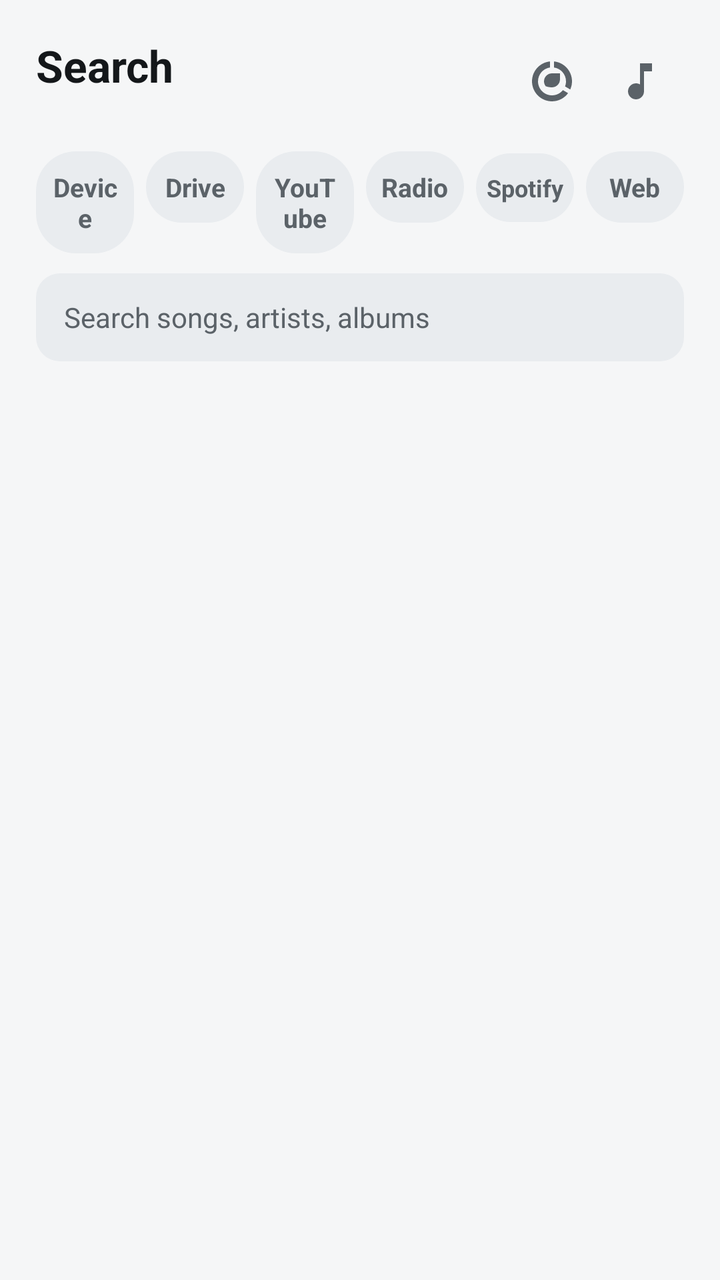
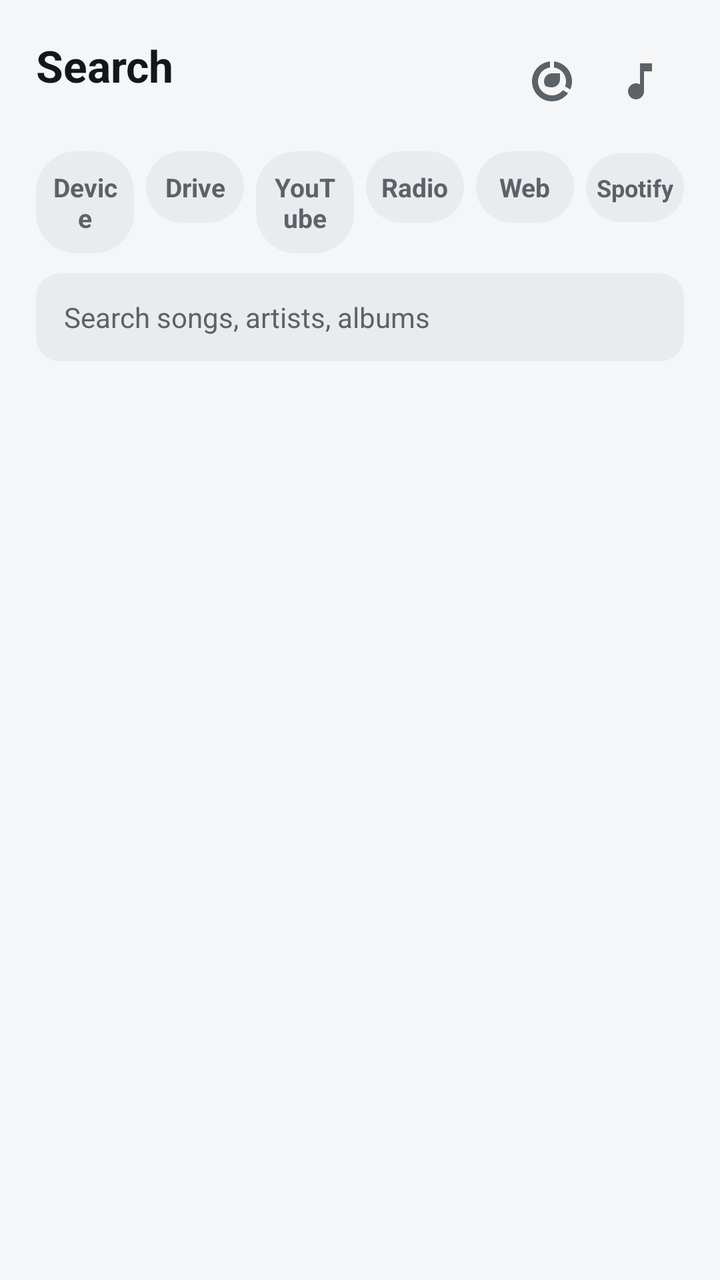

Compare the two renders of this Android layout. The source of the first and the diff that turns it into the second are given below.
<!-- AndroidManifest.xml: application theme Theme.FXSoundLite -->
<!-- res/layout/fragment_music.xml -->
<?xml version="1.0" encoding="utf-8"?>
<LinearLayout xmlns:android="http://schemas.android.com/apk/res/android"
    android:layout_width="match_parent"
    android:layout_height="match_parent"
    android:background="?attr/colorBg"
    android:orientation="vertical">

    <LinearLayout
        android:layout_width="match_parent"
        android:layout_height="wrap_content"
        android:orientation="vertical"
        android:paddingHorizontal="18dp"
        android:paddingTop="18dp"
        android:paddingBottom="8dp">

        
        <LinearLayout
            android:layout_width="match_parent"
            android:layout_height="wrap_content"
            android:gravity="center_vertical"
            android:orientation="horizontal">

            <LinearLayout
                android:layout_width="0dp"
                android:layout_height="wrap_content"
                android:layout_weight="1"
                android:orientation="vertical">

                <TextView
                    android:layout_width="wrap_content"
                    android:layout_height="wrap_content"
                    android:text="@string/music_title"
                    android:textColor="?attr/colorTextPrimary"
                    android:textSize="22sp"
                    android:textStyle="bold" />

                <TextView
                    android:id="@+id/musicCount"
                    android:layout_width="wrap_content"
                    android:layout_height="wrap_content"
                    android:textColor="?attr/colorTextSecondary"
                    android:textSize="12sp" />
            </LinearLayout>

            
            <TextView
                android:id="@+id/dataUsedText"
                android:layout_width="wrap_content"
                android:layout_height="wrap_content"
                android:layout_marginEnd="2dp"
                android:background="?android:attr/selectableItemBackground"
                android:padding="6dp"
                android:textColor="?attr/colorAccent"
                android:textSize="12sp"
                android:textStyle="bold"
                android:visibility="gone" />

            <ImageButton
                android:id="@+id/saverButton"
                android:layout_width="44dp"
                android:layout_height="44dp"
                android:background="?android:attr/selectableItemBackgroundBorderless"
                android:contentDescription="@string/saver_switch_label"
                android:padding="10dp"
                android:src="@drawable/ic_data_saver"
                android:tint="?attr/colorTextSecondary" />

            
            <ImageButton
                android:id="@+id/videoModeButton"
                android:layout_width="44dp"
                android:layout_height="44dp"
                android:background="?android:attr/selectableItemBackgroundBorderless"
                android:contentDescription="@string/video_mode_desc"
                android:padding="10dp"
                android:src="@drawable/ic_music"
                android:tint="?attr/colorTextSecondary" />
        </LinearLayout>

        
        <LinearLayout
            android:id="@+id/sourceTabs"
            android:layout_width="match_parent"
            android:layout_height="wrap_content"
            android:layout_marginTop="12dp"
            android:orientation="horizontal">

            <TextView
                android:id="@+id/tabLocal"
                android:layout_width="0dp"
                android:layout_height="wrap_content"
                android:layout_marginEnd="6dp"
                android:layout_weight="1"
                android:gravity="center"
                android:background="@drawable/chip_bg"
                android:clickable="true"
                android:focusable="true"
                android:paddingHorizontal="6dp"
                android:paddingVertical="9dp"
                android:text="@string/source_local"
                android:textColor="@color/chip_text_color"
                android:textSize="13sp"
                android:textStyle="bold" />
            <TextView
                android:id="@+id/tabDrive"
                android:layout_width="0dp"
                android:layout_height="wrap_content"
                android:layout_marginEnd="6dp"
                android:layout_weight="1"
                android:gravity="center"
                android:background="@drawable/chip_bg"
                android:clickable="true"
                android:focusable="true"
                android:paddingHorizontal="6dp"
                android:paddingVertical="9dp"
                android:text="@string/source_drive"
                android:textColor="@color/chip_text_color"
                android:textSize="13sp"
                android:textStyle="bold" />
            <TextView
                android:id="@+id/tabYoutube"
                android:layout_width="0dp"
                android:layout_height="wrap_content"
                android:layout_marginEnd="6dp"
                android:layout_weight="1"
                android:gravity="center"
                android:background="@drawable/chip_bg"
                android:clickable="true"
                android:focusable="true"
                android:paddingHorizontal="6dp"
                android:paddingVertical="9dp"
                android:text="@string/source_youtube"
                android:textColor="@color/chip_text_color"
                android:textSize="13sp"
                android:textStyle="bold" />
            <TextView
                android:id="@+id/tabTv"
                android:layout_width="0dp"
                android:layout_height="wrap_content"
                android:layout_marginEnd="6dp"
                android:layout_weight="1"
                android:gravity="center"
                android:background="@drawable/chip_bg"
                android:clickable="true"
                android:focusable="true"
                android:paddingHorizontal="6dp"
                android:paddingVertical="9dp"
                android:text="@string/source_tv"
                android:textColor="@color/chip_text_color"
                android:textSize="13sp"
                android:textStyle="bold"
                android:visibility="gone" />
            <TextView
                android:id="@+id/tabWeb"
                android:layout_width="0dp"
                android:layout_height="wrap_content"
                android:layout_marginEnd="6dp"
                android:layout_weight="1"
                android:gravity="center"
                android:background="@drawable/chip_bg"
                android:clickable="true"
                android:focusable="true"
                android:paddingHorizontal="6dp"
                android:paddingVertical="9dp"
                android:text="@string/source_web"
                android:textColor="@color/chip_text_color"
                android:textSize="13sp"
                android:textStyle="bold"
                android:visibility="gone" />
            <TextView
                android:id="@+id/tabRadio"
                android:layout_width="0dp"
                android:layout_height="wrap_content"
                android:layout_marginEnd="6dp"
                android:layout_weight="1"
                android:gravity="center"
                android:background="@drawable/chip_bg"
                android:clickable="true"
                android:focusable="true"
                android:paddingHorizontal="6dp"
                android:paddingVertical="9dp"
                android:text="@string/source_radio"
                android:textColor="@color/chip_text_color"
                android:textSize="13sp"
                android:textStyle="bold" />
            <TextView
                android:id="@+id/tabSpotify"
                android:layout_width="0dp"
                android:layout_height="wrap_content"
                android:layout_marginEnd="6dp"
                android:layout_weight="1"
                android:gravity="center"
                android:background="@drawable/chip_bg"
                android:clickable="true"
                android:focusable="true"
                android:maxLines="1"
                android:paddingHorizontal="2dp"
                android:paddingVertical="9dp"
                android:text="@string/source_spotify"
                android:textColor="@color/chip_text_color"
                android:textSize="12sp"
                android:textStyle="bold" />
            <TextView
                android:id="@+id/tabOnline"
                android:layout_width="0dp"
                android:layout_height="wrap_content"
                android:layout_marginEnd="0dp"
                android:layout_weight="1"
                android:gravity="center"
                android:background="@drawable/chip_bg"
                android:clickable="true"
                android:focusable="true"
                android:paddingHorizontal="6dp"
                android:paddingVertical="9dp"
                android:text="@string/source_online"
                android:textColor="@color/chip_text_color"
                android:textSize="13sp"
                android:textStyle="bold" />
        </LinearLayout>

        
        <TextView
            android:id="@+id/radioSourceButton"
            android:layout_width="wrap_content"
            android:layout_height="wrap_content"
            android:layout_marginTop="10dp"
            android:background="@drawable/chip_bg"
            android:clickable="true"
            android:focusable="true"
            android:paddingHorizontal="16dp"
            android:paddingVertical="8dp"
            android:textColor="@color/chip_text_color"
            android:textSize="13sp"
            android:textStyle="bold"
            android:visibility="gone" />

        

        <LinearLayout
            android:layout_width="match_parent"
            android:layout_height="wrap_content"
            android:layout_marginTop="10dp"
            android:gravity="center_vertical"
            android:orientation="horizontal">

            <EditText
                android:id="@+id/searchInput"
                android:layout_width="0dp"
                android:layout_height="44dp"
                android:layout_weight="1"
                android:background="@drawable/input_bg"
                android:hint="@string/music_search_hint"
                android:imeOptions="actionSearch"
                android:importantForAutofill="no"
                android:inputType="text"
                android:maxLines="1"
                android:paddingHorizontal="14dp"
                android:textColor="?attr/colorTextPrimary"
                android:textColorHint="?attr/colorTextSecondary"
                android:textSize="14sp" />

            
            <ImageButton
                android:id="@+id/filterButton"
                android:layout_width="44dp"
                android:layout_height="44dp"
                android:layout_marginStart="6dp"
                android:background="?android:attr/selectableItemBackgroundBorderless"
                android:contentDescription="@string/filter_title"
                android:padding="10dp"
                android:src="@drawable/ic_filter"
                android:tint="?attr/colorTextSecondary"
                android:visibility="gone" />

        </LinearLayout>
    </LinearLayout>

    <FrameLayout
        android:layout_width="match_parent"
        android:layout_height="0dp"
        android:layout_weight="1">

        <androidx.recyclerview.widget.RecyclerView
            android:id="@+id/trackList"
            android:layout_width="match_parent"
            android:layout_height="match_parent"
            android:clipToPadding="false"
            android:paddingBottom="74dp" />

        <ProgressBar
            android:id="@+id/searchProgress"
            style="?android:attr/progressBarStyle"
            android:layout_width="32dp"
            android:layout_height="32dp"
            android:layout_gravity="center"
            android:indeterminateTint="?attr/colorAccent"
            android:visibility="gone" />

        <LinearLayout
            android:id="@+id/emptyPanel"
            android:layout_width="match_parent"
            android:layout_height="match_parent"
            android:gravity="center"
            android:orientation="vertical"
            android:padding="32dp"
            android:visibility="gone">

            <TextView
                android:id="@+id/emptyText"
                android:layout_width="wrap_content"
                android:layout_height="wrap_content"
                android:gravity="center"
                android:textColor="?attr/colorTextSecondary"
                android:textSize="14sp" />

            <TextView
                android:id="@+id/actionButton"
                android:layout_width="wrap_content"
                android:layout_height="wrap_content"
                android:layout_marginTop="16dp"
                android:background="@drawable/eq_button_bg"
                android:clickable="true"
                android:focusable="true"
                android:paddingHorizontal="26dp"
                android:paddingVertical="10dp"
                android:text="@string/music_allow_access"
                android:textColor="?attr/colorOnAccent"
                android:textSize="14sp"
                android:textStyle="bold"
                android:visibility="gone" />
        </LinearLayout>
    </FrameLayout>

    
    <LinearLayout
        android:visibility="gone"
        android:layout_width="match_parent"
        android:layout_height="wrap_content"
        android:layout_margin="12dp"
        android:background="@drawable/card_bg"
        android:orientation="vertical"
        android:padding="14dp">

        <LinearLayout
            android:layout_width="match_parent"
            android:layout_height="wrap_content"
            android:gravity="center_vertical"
            android:orientation="horizontal">

            <ImageView
                android:id="@+id/nowArt"
                android:layout_width="52dp"
                android:layout_height="52dp"
                android:background="@drawable/art_bg"
                android:importantForAccessibility="no"
                android:padding="13dp"
                android:scaleType="centerCrop"
                android:src="@drawable/ic_music"
                android:tint="?attr/colorTextSecondary" />

            <LinearLayout
                android:layout_width="0dp"
                android:layout_height="wrap_content"
                android:layout_marginStart="12dp"
                android:layout_weight="1"
                android:orientation="vertical">

                <TextView
                    android:id="@+id/nowTitle"
                    android:layout_width="match_parent"
                    android:layout_height="wrap_content"
                    android:ellipsize="end"
                    android:maxLines="1"
                    android:text="@string/music_nothing_playing"
                    android:textColor="?attr/colorTextPrimary"
                    android:textSize="15sp"
                    android:textStyle="bold" />

                <TextView
                    android:id="@+id/nowArtist"
                    android:layout_width="match_parent"
                    android:layout_height="wrap_content"
                    android:layout_marginTop="2dp"
                    android:ellipsize="end"
                    android:maxLines="1"
                    android:textColor="?attr/colorTextSecondary"
                    android:textSize="12sp" />
            </LinearLayout>
        </LinearLayout>

        <SeekBar
            android:id="@+id/progressSeek"
            android:layout_width="match_parent"
            android:layout_height="wrap_content"
            android:layout_marginTop="8dp"
            android:progressTint="?attr/colorAccent"
            android:thumbTint="?attr/colorAccent" />

        <RelativeLayout
            android:layout_width="match_parent"
            android:layout_height="wrap_content"
            android:paddingHorizontal="4dp">

            <TextView
                android:id="@+id/timeElapsed"
                android:layout_width="wrap_content"
                android:layout_height="wrap_content"
                android:text="0:00"
                android:textColor="?attr/colorTextSecondary"
                android:textSize="11sp" />

            <TextView
                android:id="@+id/timeTotal"
                android:layout_width="wrap_content"
                android:layout_height="wrap_content"
                android:layout_alignParentEnd="true"
                android:text="0:00"
                android:textColor="?attr/colorTextSecondary"
                android:textSize="11sp" />
        </RelativeLayout>

        <LinearLayout
            android:layout_width="match_parent"
            android:layout_height="wrap_content"
            android:layout_marginTop="4dp"
            android:gravity="center"
            android:orientation="horizontal">

            <ImageButton
                android:id="@+id/shuffleButton"
                android:layout_width="48dp"
                android:layout_height="48dp"
                android:background="?android:attr/selectableItemBackgroundBorderless"
                android:contentDescription="@string/music_shuffle"
                android:padding="12dp"
                android:src="@drawable/ic_shuffle"
                android:tint="?attr/colorTextSecondary" />

            <ImageButton
                android:id="@+id/prevButton"
                android:layout_width="52dp"
                android:layout_height="52dp"
                android:background="?android:attr/selectableItemBackgroundBorderless"
                android:contentDescription="@string/music_previous"
                android:padding="12dp"
                android:src="@drawable/ic_prev"
                android:tint="?attr/colorTextPrimary" />

            <ImageButton
                android:id="@+id/playPauseButton"
                android:layout_width="60dp"
                android:layout_height="60dp"
                android:layout_marginHorizontal="6dp"
                android:background="@drawable/eq_button_bg"
                android:contentDescription="@string/music_play_pause"
                android:padding="16dp"
                android:src="@drawable/ic_play"
                android:tint="?attr/colorOnAccent" />

            <ImageButton
                android:id="@+id/nextButton"
                android:layout_width="52dp"
                android:layout_height="52dp"
                android:background="?android:attr/selectableItemBackgroundBorderless"
                android:contentDescription="@string/music_next"
                android:padding="12dp"
                android:src="@drawable/ic_next"
                android:tint="?attr/colorTextPrimary" />

            <ImageButton
                android:id="@+id/repeatButton"
                android:layout_width="48dp"
                android:layout_height="48dp"
                android:background="?android:attr/selectableItemBackgroundBorderless"
                android:contentDescription="@string/music_repeat"
                android:padding="12dp"
                android:src="@drawable/ic_repeat"
                android:tint="?attr/colorTextSecondary" />
        </LinearLayout>
    </LinearLayout>
</LinearLayout>
<!-- resources referenced by this layout -->
<resources>
  <!-- drawable art_bg (drawable) -->
  <?xml version="1.0" encoding="utf-8"?>
  <shape xmlns:android="http://schemas.android.com/apk/res/android">
      <solid android:color="?attr/colorSurfaceRaised" />
      <corners android:radius="10dp" />
  </shape>
  <!-- drawable card_bg (drawable) -->
  <?xml version="1.0" encoding="utf-8"?>
  <shape xmlns:android="http://schemas.android.com/apk/res/android">
      <solid android:color="?attr/colorSurface" />
      <corners android:radius="16dp" />
  </shape>
  <!-- drawable eq_button_bg (drawable) -->
  <?xml version="1.0" encoding="utf-8"?>
  <shape xmlns:android="http://schemas.android.com/apk/res/android"
      android:shape="rectangle">
      <solid android:color="?attr/colorAccent" />
      <corners android:radius="20dp" />
  </shape>
  <!-- drawable ic_filter (drawable) -->
  <vector xmlns:android="http://schemas.android.com/apk/res/android"
      android:width="24dp"
      android:height="24dp"
      android:viewportWidth="24"
      android:viewportHeight="24">
      <path
          android:fillColor="#FFFFFFFF"
          android:pathData="M10,18h4v-2h-4v2zM3,6v2h18L21,6L3,6zM6,13h12v-2L6,11v2z" />
  </vector>
  <!-- drawable ic_next (drawable) -->
  <vector xmlns:android="http://schemas.android.com/apk/res/android"
      android:width="24dp"
      android:height="24dp"
      android:viewportWidth="24"
      android:viewportHeight="24">
      <path
          android:fillColor="#FFFFFFFF"
          android:pathData="M6,18l8.5,-6L6,6v12zM16,6v12h2V6h-2z" />
  </vector>
  <!-- drawable ic_play (drawable) -->
  <vector xmlns:android="http://schemas.android.com/apk/res/android"
      android:width="24dp"
      android:height="24dp"
      android:viewportWidth="24"
      android:viewportHeight="24">
      <path
          android:fillColor="#FFFFFFFF"
          android:pathData="M8,5v14l11,-7z" />
  </vector>
  <!-- drawable ic_prev (drawable) -->
  <vector xmlns:android="http://schemas.android.com/apk/res/android"
      android:width="24dp"
      android:height="24dp"
      android:viewportWidth="24"
      android:viewportHeight="24">
      <path
          android:fillColor="#FFFFFFFF"
          android:pathData="M6,6h2v12H6zm3.5,6l8.5,6V6z" />
  </vector>
  <!-- drawable input_bg (drawable) -->
  <?xml version="1.0" encoding="utf-8"?>
  <shape xmlns:android="http://schemas.android.com/apk/res/android">
      <solid android:color="?attr/colorSurfaceRaised" />
      <corners android:radius="12dp" />
  </shape>
  <string name="filter_title">Filter</string>
  <string name="music_allow_access">Allow access</string>
  <string name="music_next">Next</string>
  <string name="music_nothing_playing">Nothing playing</string>
  <string name="music_play_pause">Play / pause</string>
  <string name="music_previous">Previous</string>
  <string name="music_repeat">Repeat</string>
  <string name="music_search_hint">Search songs, artists, albums</string>
  <string name="music_shuffle">Shuffle</string>
  <string name="music_title">Search</string>
  <string name="saver_switch_label">Data saver</string>
  <string name="source_drive">Drive</string>
  <string name="source_local">Device</string>
  <string name="source_online">Web</string>
  <string name="source_radio">Radio</string>
  <string name="source_spotify">Spotify</string>
  <string name="source_tv">TV</string>
  <string name="source_web">Web</string>
  <string name="source_youtube">YouTube</string>
  <string name="video_mode_desc">Audio / video mode</string>
  <color name="accent_default">#000000</color>
  <color name="light_bg">#F5F6F7</color>
  <color name="light_surface">#FFFFFF</color>
  <color name="light_surface_raised">#E9ECEF</color>
  <color name="light_text_primary">#14171A</color>
  <color name="light_text_secondary">#5B6268</color>
  <color name="light_divider">#DCE0E3</color>
  <color name="light_track_bg">#D6DADE</color>
  <color name="danger">#FF6B6B</color>
  <color name="light_on_accent">#0E1013</color>
  <!-- unchanged entries left out for length: 6 -->
</resources>

<!-- the commit's change to res/layout/fragment_music.xml (unified diff, before → after) -->
@@ -85,7 +85,7 @@
             android:layout_marginTop="12dp"
             android:orientation="horizontal">
 
-            <TextView
+<TextView
                 android:id="@+id/tabLocal"
                 android:layout_width="0dp"
                 android:layout_height="wrap_content"
@@ -130,6 +130,22 @@
                 android:paddingHorizontal="6dp"
                 android:paddingVertical="9dp"
                 android:text="@string/source_youtube"
+                android:textColor="@color/chip_text_color"
+                android:textSize="13sp"
+                android:textStyle="bold" />
+            <TextView
+                android:id="@+id/tabRadio"
+                android:layout_width="0dp"
+                android:layout_height="wrap_content"
+                android:layout_marginEnd="6dp"
+                android:layout_weight="1"
+                android:gravity="center"
+                android:background="@drawable/chip_bg"
+                android:clickable="true"
+                android:focusable="true"
+                android:paddingHorizontal="6dp"
+                android:paddingVertical="9dp"
+                android:text="@string/source_radio"
                 android:textColor="@color/chip_text_color"
                 android:textSize="13sp"
                 android:textStyle="bold" />
@@ -168,18 +184,18 @@
                 android:textStyle="bold"
                 android:visibility="gone" />
             <TextView
-                android:id="@+id/tabRadio"
-                android:layout_width="0dp"
-                android:layout_height="wrap_content"
-                android:layout_marginEnd="6dp"
-                android:layout_weight="1"
-                android:gravity="center"
-                android:background="@drawable/chip_bg"
-                android:clickable="true"
-                android:focusable="true"
-                android:paddingHorizontal="6dp"
-                android:paddingVertical="9dp"
-                android:text="@string/source_radio"
+                android:id="@+id/tabOnline"
+                android:layout_width="0dp"
+                android:layout_height="wrap_content"
+                android:layout_marginEnd="6dp"
+                android:layout_weight="1"
+                android:gravity="center"
+                android:background="@drawable/chip_bg"
+                android:clickable="true"
+                android:focusable="true"
+                android:paddingHorizontal="6dp"
+                android:paddingVertical="9dp"
+                android:text="@string/source_online"
                 android:textColor="@color/chip_text_color"
                 android:textSize="13sp"
                 android:textStyle="bold" />
@@ -187,7 +203,7 @@
                 android:id="@+id/tabSpotify"
                 android:layout_width="0dp"
                 android:layout_height="wrap_content"
-                android:layout_marginEnd="6dp"
+                android:layout_marginEnd="0dp"
                 android:layout_weight="1"
                 android:gravity="center"
                 android:background="@drawable/chip_bg"
@@ -199,22 +215,6 @@
                 android:text="@string/source_spotify"
                 android:textColor="@color/chip_text_color"
                 android:textSize="12sp"
-                android:textStyle="bold" />
-            <TextView
-                android:id="@+id/tabOnline"
-                android:layout_width="0dp"
-                android:layout_height="wrap_content"
-                android:layout_marginEnd="0dp"
-                android:layout_weight="1"
-                android:gravity="center"
-                android:background="@drawable/chip_bg"
-                android:clickable="true"
-                android:focusable="true"
-                android:paddingHorizontal="6dp"
-                android:paddingVertical="9dp"
-                android:text="@string/source_online"
-                android:textColor="@color/chip_text_color"
-                android:textSize="13sp"
                 android:textStyle="bold" />
         </LinearLayout>
 
